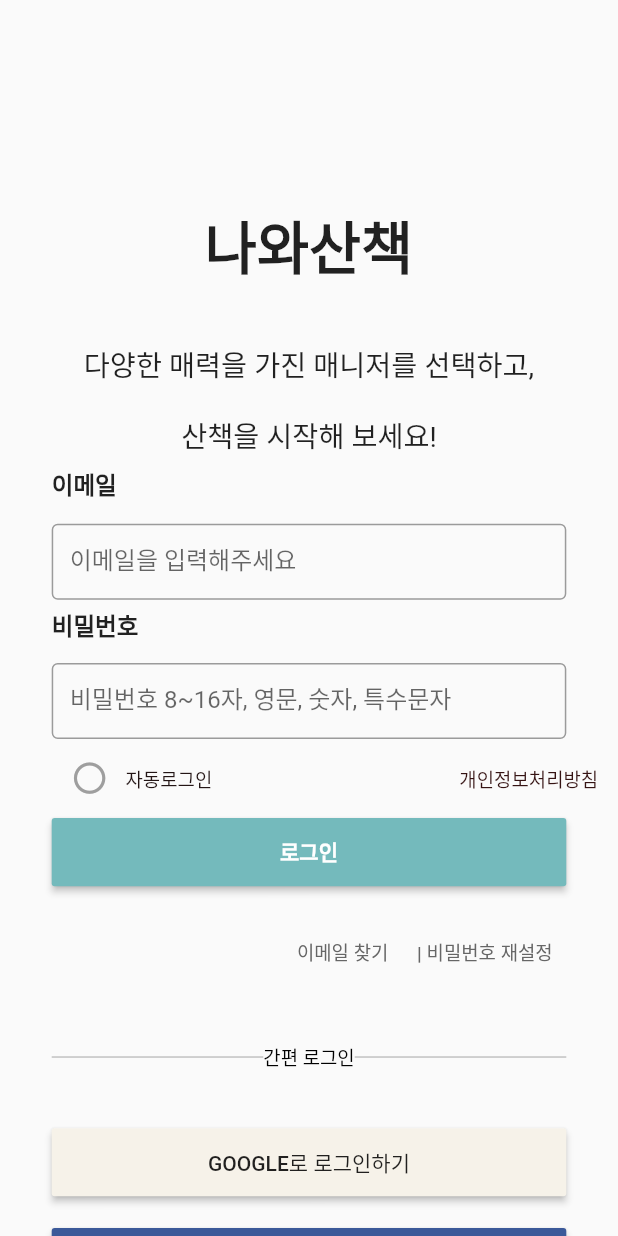
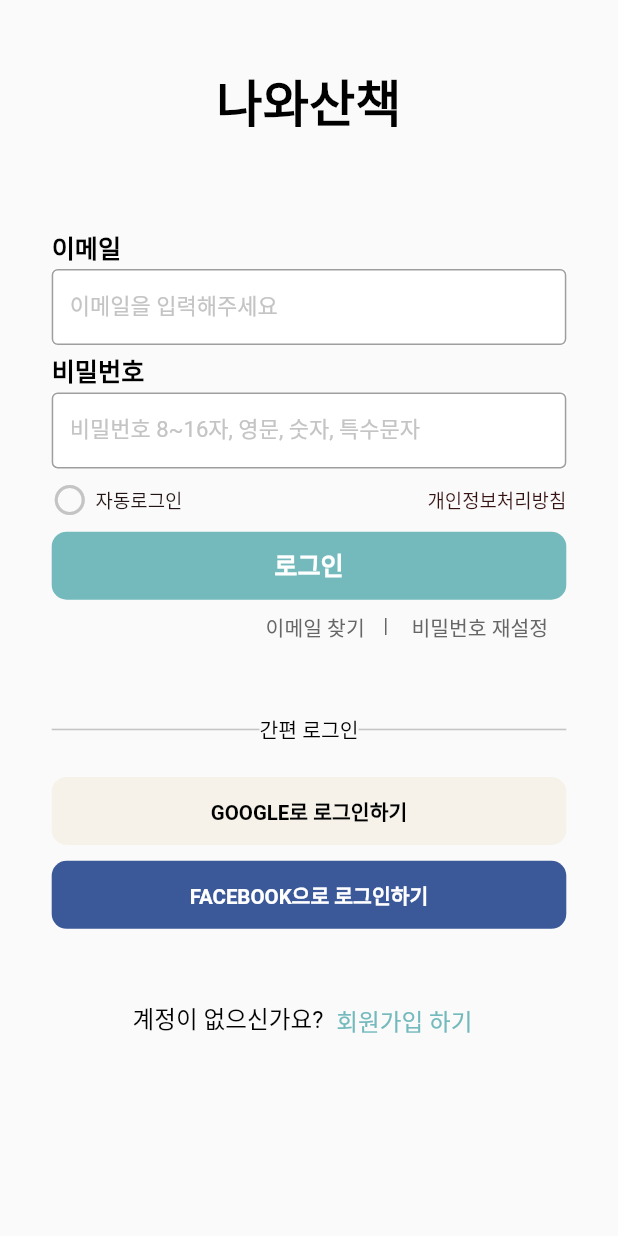
Before and after one commit to nawasancheck/flutter, a Flutter app: the screen it shows after launch, on a phone screen of 412 x 824 dp. Run offline on Flutter 3.47's test engine with Material 2 defaults, Android fonts, the phone set to English and light mode, and no system bars; our stand-ins replace carousel_slider, cloud_firestore, eva_icons_flutter, firebase_auth, firebase_core, firebase_storage and 5 more; missing offline and left inert: flutter_facebook_auth, search_page; accounts and stored records are empty; Roboto replaces fonts that are missing (gangwon).

Commit message:
[Design] 로그인 페이지 비율 조정

```diff
--- a/lib/screens/auth/sign_In.dart
+++ b/lib/screens/auth/sign_In.dart
@@ -25,7 +25,8 @@ class _SignInState extends State<SignIn> {
     final GoogleSignInAccount? googleUser = await GoogleSignIn().signIn();
 
     // Obtain the auth details from the request
-    final GoogleSignInAuthentication? googleAuth = await googleUser?.authentication;
+    final GoogleSignInAuthentication? googleAuth =
+        await googleUser?.authentication;
 
     // Create a new credential
     final credential = GoogleAuthProvider.credential(
@@ -42,7 +43,8 @@ class _SignInState extends State<SignIn> {
     final LoginResult loginResult = await FacebookAuth.instance.login();
 
     // Create a credential from the access token
-    final OAuthCredential facebookAuthCredential = FacebookAuthProvider.credential(loginResult.accessToken!.token);
+    final OAuthCredential facebookAuthCredential =
+        FacebookAuthProvider.credential(loginResult.accessToken!.token);
 
     // Once signed in, return the UserCredential
     return FirebaseAuth.instance.signInWithCredential(facebookAuthCredential);
@@ -52,87 +54,69 @@ class _SignInState extends State<SignIn> {
   Widget build(BuildContext context) {
     return Scaffold(
       resizeToAvoidBottomInset: false,
+      appBar: PreferredSize(
+        preferredSize: Size.fromHeight(0),
+        child: AppBar(backgroundColor: Color(0xffffffff), elevation: 0,
+        ),
+      ),
       body: Container(
         //      color: Colors.yellow,
-        //
         width: ScreenUtil().screenWidth,
         height: ScreenUtil().screenHeight,
 
         child: Column(
           children: [
             Container(
-              //         color: Colors.green,
-              //
-              width: ScreenUtil().setWidth(380),
-              height: ScreenUtil().setHeight(100),
+              //        color: Colors.green,
+              width: 380.w,
+              height: 20.h,
             ),
             Container(
-              //         color: Colors.green,
-              //
+              //        color: Colors.green,
               width: ScreenUtil().setWidth(380),
               height: ScreenUtil().setHeight(20),
             ),
             Container(
-              //          color: Colors.blue,
-              //
+              //         color: Colors.blue,
               width: ScreenUtil().setWidth(150),
-              height: ScreenUtil().setHeight(70),
+              height: ScreenUtil().setHeight(45),
               child: Center(
-                child: Text("나와산책", style: TextStyle(fontFamily: "Montserrat", fontSize: 36.sp, fontWeight: FontWeight.bold)),
+                child: Text("나와산책",
+                    style: TextStyle(
+                        color: Color(0xff000000),
+                        fontSize: 32.sp,
+                        fontWeight: FontWeight.bold)),
               ),
             ),
             Container(
-              //          color: Colors.green,
-              //
-              width: ScreenUtil().setWidth(380),
-              height: ScreenUtil().setHeight(20),
+              // color: Colors.green,
+              width: ScreenUtil().setWidth(327),
+              height: ScreenUtil().setHeight(60),
             ),
             Container(
-              //          color: Colors.blue,
-              //
-              width: ScreenUtil().setWidth(380),
-              height: ScreenUtil().setHeight(40),
-              child: Center(
+              //       color: Colors.blue,
+              width: 327.w,
+              height: 25.h,
               child: Text(
-                "다양한 매력을 가진 매니저를 선택하고,",
-                style: TextStyle(fontFamily: "gangwon", fontSize: 18.sp),
-              )),
+                "이메일",
+                style: TextStyle(
+                    color: Color(0xff000000),
+                    fontSize: 16.sp,
+                    fontWeight: FontWeight.bold),
+              ),
             ),
             Container(
-              //           color: Colors.green,
-              //
-              width: ScreenUtil().setWidth(380),
-              height: ScreenUtil().setHeight(5),
-            ),
-            Container(
-              //           color: Colors.blue,
-              //
-              width: ScreenUtil().setWidth(380),
-              height: ScreenUtil().setHeight(40),
-              child: Center(child: Text("산책을 시작해 보세요!", style: TextStyle(fontFamily: "gangwon", fontSize: 18.sp))),
-            ),
-            Container(
-              //         color: Colors.blue,
-              //
-              width: ScreenUtil().setWidth(327),
-              height: ScreenUtil().setHeight(35),
-              child: Text("이메일", style: TextStyle(fontSize: 15.sp, fontWeight: FontWeight.bold)),
-            ),
-            Container(
-              //         color: Colors.green,
-              //
-              width: ScreenUtil().setWidth(327),
-              height: ScreenUtil().setHeight(1),
-            ),
-            Container(
-              //          color: Colors.grey,
-              //
+              color: Colors.white,
               width: ScreenUtil().setWidth(327),
               height: ScreenUtil().setHeight(48),
               child: TextField(
                 decoration: InputDecoration(
                   border: OutlineInputBorder(),
                   labelText: '이메일을 입력해주세요',
+                  labelStyle: TextStyle(
+                    fontSize: 14.sp,
+                    color: Color(0xffc4c4c4),
+                  ),
                 ),
                 onChanged: (value) {
                   setState(() {
@@ -142,31 +126,32 @@ class _SignInState extends State<SignIn> {
               ),
             ),
             Container(
-              //           color: Colors.green,
+              //          color: Colors.green,
               width: ScreenUtil().setWidth(327),
               height: ScreenUtil().setHeight(5),
             ),
             Container(
               //          color: Colors.blue,
-              width: ScreenUtil().setWidth(327),
-              height: ScreenUtil().setHeight(25),
-              child: Text("비밀번호", style: TextStyle(fontSize: 15.sp, fontWeight: FontWeight.bold)),
+              width: 327.w,
+              height: 25.h,
+              child: Text("비밀번호",
+                  style: TextStyle(
+                      color: Color(0xff000000),
+                      fontSize: 16.sp,
+                      fontWeight: FontWeight.bold)),
             ),
             Container(
-              //         color: Colors.green,
-              //
-              width: ScreenUtil().setWidth(327),
-              height: ScreenUtil().setHeight(10),
-            ),
-            Container(
-              //        color: Colors.grey,
-              //
+              color: Colors.white,
               width: ScreenUtil().setWidth(327),
               height: ScreenUtil().setHeight(48),
               child: TextField(
                 obscureText: true,
                 decoration: InputDecoration(
                   border: OutlineInputBorder(),
+                  labelStyle: TextStyle(
+                    fontSize: 14.sp,
+                    color: Color(0xffc4c4c4),
+                  ),
                   labelText: '비밀번호 8~16자, 영문, 숫자, 특수문자',
                 ),
                 onChanged: (value) {
@@ -177,137 +162,129 @@ class _SignInState extends State<SignIn> {
               ),
             ),
             Container(
-              //          color: Colors.green,
-              //
-              width: ScreenUtil().setWidth(380),
-              height: ScreenUtil().setHeight(5),
-            ),
-            Container(
               //        color: Colors.green,
-              //
-              width: ScreenUtil().screenWidth,
-              height: ScreenUtil().setHeight(40),
+              width: 327.w,
+              height: 40.h,
               child: Row(
-                // mainAxisAlignment: MainAxisAlignment.start,
-                //
                 children: [
-                  Container(
-                    //           color: Colors.yellow,
-                    //
-                    width: ScreenUtil().setWidth(34),
-                  ),
-                  IconButton(
-                    iconSize: 24.sp,
-                    icon: _isPressed ? Icon(Icons.circle) : Icon(Icons.circle_outlined),
-                    color: _isPressed ? Colors.grey : Colors.grey,
-                    onPressed: () {
+                  InkWell(
+                    child: _isPressed ? Icon(Icons.circle, color: Color(0xffc4c4c4),)
+                        : Icon(Icons.circle_outlined, color: Color(0xffc4c4c4),),
+                    onTap: () {
                       setState(() {
                         _isPressed = !_isPressed;
                       });
                     },
                   ),
                   Container(
-                    //             color: Colors.blue,
-                    //
+                    //    color: Colors.red,
+                    width: 5.w,
+                  ),
+                  Container(
+                    //               color: Colors.blue,
                     child: Text(
                       "자동로그인",
-                      style: TextStyle(fontSize: 12.sp, color: Color(0xff231515)),
+                      style:
+                          TextStyle(fontSize: 12.sp, color: Color(0xff231515)),
+                    ),
+                  ),
+                  Flexible(
+                    fit: FlexFit.tight,
+                    child: Container(
+                        //                       color: Colors.red,
                         ),
                   ),
                   Container(
-                    //                       color: Colors.green,
-                    //
-                    width: ScreenUtil().setWidth(157),
-                  ),
-                  Container(
-                    //              color: Colors.blue,
-                    //
+                    //           color: Colors.blue,
                     child: Text(
                       "개인정보처리방침",
-                      style: TextStyle(fontSize: 12.sp, color: Color(0xff351313)),
+                      style:
+                          TextStyle(fontSize: 12.sp, color: Color(0xff351313)),
                     ),
                   ),
                 ],
               ),
             ),
             Container(
-              //          color: Colors.green,
-              //
-              width: ScreenUtil().setWidth(380),
-              height: ScreenUtil().setHeight(5),
-            ),
-            Container(
-                width: ScreenUtil().setWidth(327),
-                height: ScreenUtil().setHeight(43),
-                child: MaterialButton(
-                  color: Color(0xff74BABC),
+              width: 327.w,
+              height: 43.h,
+              child: FlatButton(
                 onPressed: () async {
                   try {
                     final loginUser = await _auth.signInWithEmailAndPassword(email: _userEmail, password: _userPassword);
-                      FirebaseAuth.instance.setPersistence(Persistence.NONE);
-                    } catch (e) {
+                    FirebaseAuth.instance.setPersistence(Persistence.NONE);} catch (e) {
                     // 스냅바 구현 해야 함.
                   }
                 },
+                shape: RoundedRectangleBorder(
+                    borderRadius: BorderRadius.circular(10)),
+                color: Color(0xff74BABC),
                 child: Text(
                   "로그인",
-                    style: TextStyle(color: Color(0xffffffff), fontWeight: FontWeight.bold),
+                  style: TextStyle(
+                      fontSize: 16.sp,
+                      color: Color(0xffffffff),
+                      fontWeight: FontWeight.bold),
                 ),
-                )),
-            Container(
-              //       color: Colors.green,
-              //
-              width: ScreenUtil().setWidth(380),
-              height: ScreenUtil().setHeight(20),
+              ),
             ),
             Container(
-              //             color: Colors.orange,
-              //
-              width: ScreenUtil().setWidth(385),
-              height: ScreenUtil().setHeight(43),
+              //            color: Colors.orange,
+              width: 327.w,
+              height: 32.h,
               child: Row(
-                mainAxisAlignment: MainAxisAlignment.end,
+                mainAxisAlignment: MainAxisAlignment.start,
                 children: [
-                  Container(
-                    //              color: Colors.yellow,
-                    //
-                    width: ScreenUtil().setWidth(155),
+                  Flexible(
+                    fit: FlexFit.tight,
+                    child: Container(
+                        //             color: Colors.red,
+                        width: 50.w),
                   ),
                   Container(
-                    //        color: Colors.orange,
-                    //
+                    height: 32.h,
+                    width: 80.w,
+                    //        color: Colors.brown,
                     child: TextButton(
-                      child: Text("이메일 찾기", style: TextStyle(fontSize: 12.sp, color: Color(0xff666666))),
+                      child: Text("이메일 찾기",
+                          style: TextStyle(
+                              fontSize: 13.sp, color: Color(0xff666666))),
                       onPressed: () {},
                     ),
                   ),
                   Container(
+                      child: Text(
+                    " | ",
+                    style: TextStyle(fontSize: 13.sp, color: Color(0xff666666)),
+                  )),
+                  Container(
+                    height: 32.h,
+                    width: 110.w,
+                    // color: Colors.purple,
                     child: TextButton(
-                      child: Text(" | 비밀번호 재설정", style: TextStyle(fontSize: 12.sp, color: Color(0xff666666))),
+                      child: Text("비밀번호 재설정",
+                          style: TextStyle(
+                              fontSize: 13.sp, color: Color(0xff666666))),
                       onPressed: () {
-                        Navigator.of(context, rootNavigator: true).push(MaterialPageRoute(builder: (context) => PasswordReset(auth: _auth)));
+                        Navigator.of(context, rootNavigator: true).push(
+                            MaterialPageRoute(
+                                builder: (context) =>
+                                    PasswordReset(auth: _auth)));
                       },
                     ),
-                  ),
-                  Container(
-                    width: ScreenUtil().setWidth(30),
-                    //                color: Colors.purple,
-                    //
                   ),
                 ],
               ),
             ),
             Container(
-              //         color: Colors.green,
-              //
-              width: ScreenUtil().setWidth(380),
-              height: ScreenUtil().setHeight(20),
+              //        color: Colors.green,
+              width: 380.w,
+              height: 30.h,
             ),
             Container(
-              //          color: Colors.blue,
-              //
-              width: ScreenUtil().setWidth(327),
-              height: ScreenUtil().setHeight(50),
+              //         color: Colors.blue,
+              width: 327.w,
+              height: 40.h,
               child: Row(
                 mainAxisAlignment: MainAxisAlignment.center,
                 children: [
@@ -319,7 +296,7 @@ class _SignInState extends State<SignIn> {
                   ),
                   Text(
                     "간편 로그인",
-                    style: TextStyle(fontSize: 12.sp, color: Color(0xff000000)),
+                    style: TextStyle(fontSize: 13.sp, color: Color(0xff000000)),
                   ),
                   Expanded(
                     child: Divider(
@@ -333,71 +310,87 @@ class _SignInState extends State<SignIn> {
             Container(
               //           color: Colors.green,
               //
-              width: ScreenUtil().setWidth(380),
-              height: ScreenUtil().setHeight(20),
+              width: 380.w,
+              height: 10.h,
             ),
             Container(
-              //color: Colors.blue,
-              //
-              width: ScreenUtil().setWidth(327),
-              height: ScreenUtil().setHeight(43),
-              child: MaterialButton(
-                color: Color(0xffF6F2E9),
+              width: 327.w,
+              height: 43.h,
+              child: FlatButton(
                 onPressed: () async {
                   final loginUser = await signInWithGoogle();
-                  if (loginUser.user != null) Navigator.pushNamed(context, '/home');
+                  if (loginUser.user != null)
+                    Navigator.pushNamed(context, '/home');
                 },
-                child: Text("GOOGLE로 로그인하기"),
+                shape: RoundedRectangleBorder(
+                    borderRadius: BorderRadius.circular(10)),
+                color: Color(0xffF6F2E9),
+                child: Text(
+                  "GOOGLE로 로그인하기",
+                  style: TextStyle(
+                      fontSize: 13.sp,
+                      color: Color(0xff000000),
+                      fontWeight: FontWeight.bold),
+                ),
               ),
             ),
             Container(
-              //          color: Colors.green,
-              //
-              width: ScreenUtil().setWidth(380),
-              height: ScreenUtil().setHeight(20),
+              //         color: Colors.green,
+              width: 380.w,
+              height: 10.h,
             ),
             Container(
-                width: ScreenUtil().setWidth(327),
-                height: ScreenUtil().setHeight(43),
-                child: MaterialButton(
-                  color: Color(0xff3B5999),
+              width: 327.w,
+              height: 43.h,
+              child: FlatButton(
                 onPressed: () async {
                   final loginUser = await signInWithFacebook();
-                    if (loginUser.user != null) Navigator.pushNamed(context, '/home');
+                  if (loginUser.user != null)
+                    Navigator.pushNamed(context, '/home');
                 },
+                shape: RoundedRectangleBorder(
+                    borderRadius: BorderRadius.circular(10)),
+                color: Color(0xff3B5999),
                 child: Text(
                   "FACEBOOK으로 로그인하기",
-                    style: TextStyle(color: Colors.white),
+                  style: TextStyle(
+                      fontSize: 13.sp,
+                      color: Color(0xffffffff),
+                      fontWeight: FontWeight.bold),
                 ),
-                )),
+              ),
+            ),
             Container(
-              //        color: Colors.yellow,
+              // color: Colors.green,
               //
+              width: 380.w,
+              height: 40.h,
+            ),
+            Container(
+              //       color: Colors.yellow,
               child: Row(
                 mainAxisAlignment: MainAxisAlignment.center,
                 children: [
                   Container(
                     //                      color: Colors.orange,
-                    //
-                    child: Text("계정이 없으신가요?"),
+                    child: Text(
+                      "계정이 없으신가요?",
+                      style:
+                          TextStyle(fontSize: 15.sp, color: Color(0xff000000)),
+                    ),
                   ),
                   Container(
-                    width: ScreenUtil().setWidth(30),
-                    //                             color: Colors.purple,
-                    //
-                  ),
-                  Container(
-                    width: ScreenUtil().setWidth(130),
-                    child: MaterialButton(
-                        //                                 color: Colors.red,
-                        //
+                    // color: Colors.red,
+                    width: 103.w,
+                    height: 35,
+                    child: TextButton(
+                      child: Text("회원가입 하기",
+                          style: TextStyle(
+                              fontSize: 15.sp, color: Color(0xff74babd))),
                       onPressed: () {
                         Navigator.pushNamed(context, '/signup');
                       },
-                        child: Text(
-                          "회원가입 하기",
-                          style: TextStyle(color: Colors.grey),
-                        )),
+                    ),
                   )
                 ],
               ),
```
Lines whose indentation alone changed are shown as unchanged.
